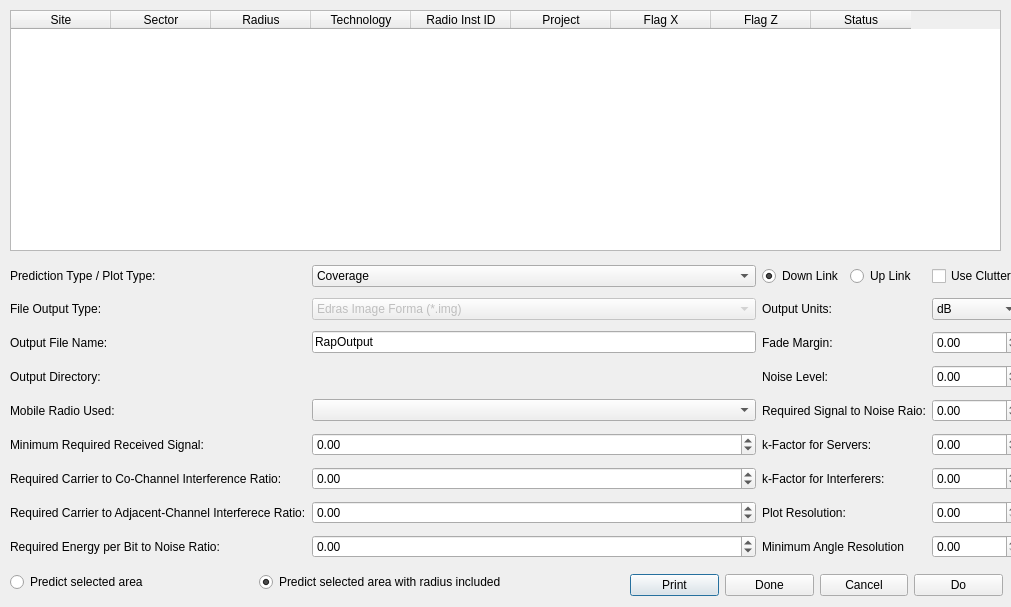
wangxn2015/qrap_version_svn, file qrap_svn/Interface/ConfirmPrediction.ui: the form before one commit.
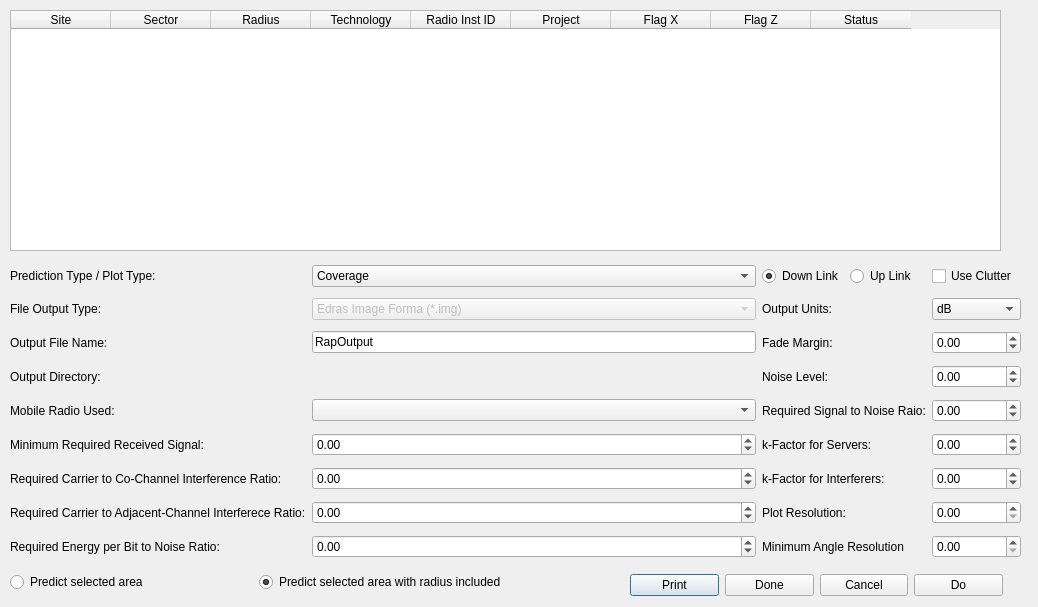
The form after the commit. Icons and pictures are not drawn.

The edit to the form file:
```diff
--- a/qrap_svn/Interface/ConfirmPrediction.ui
+++ b/qrap_svn/Interface/ConfirmPrediction.ui
@@ -6,7 +6,7 @@
    <rect>
     <x>0</x>
     <y>0</y>
-    <width>1011</width>
+    <width>1038</width>
     <height>607</height>
    </rect>
   </property>
```
